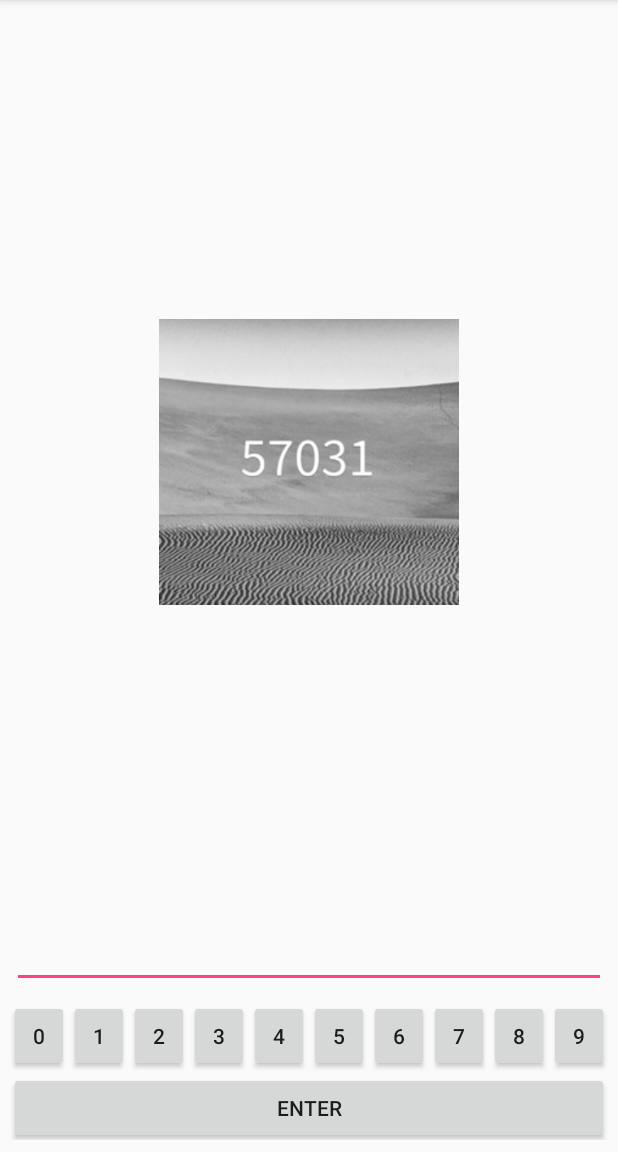
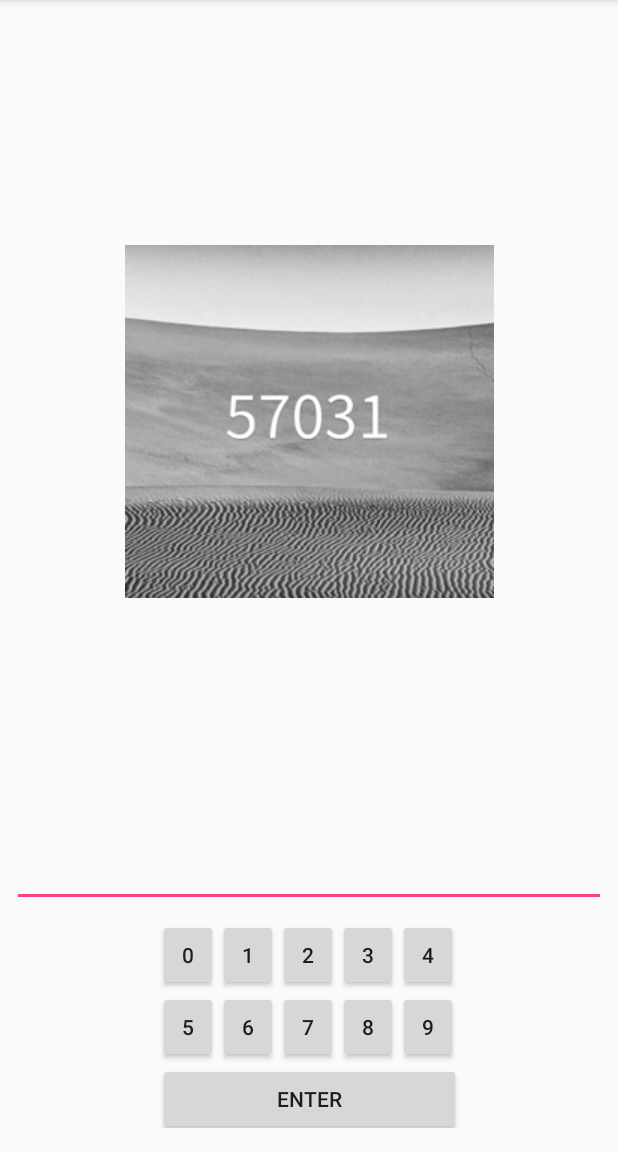
Before and after one commit to WassabiVl/Input-in-Anti-Shake-Environment, an Android app: the screen it shows after launch (MainActivity), on a phone screen of 412 x 824 dp, the part 84-1236 px from its top. Run offline under Robolectric (Android 15) with nearby library versions, the phone set to English and light mode, and no system bars; 1 statement that could not run was skipped.

Commit message:
new keyboard

```diff
--- a/app/src/main/java/com/example/wassabivl/antishaketest/MainActivity.java
+++ b/app/src/main/java/com/example/wassabivl/antishaketest/MainActivity.java
@@ -5,12 +5,12 @@ import android.hardware.Sensor;
 import android.hardware.SensorEvent;
 import android.hardware.SensorEventListener;
 import android.hardware.SensorManager;
-import android.support.constraint.ConstraintLayout;
 import android.support.v7.app.AppCompatActivity;
 import android.os.Bundle;
 import android.util.Log;
 import android.view.View;
 import android.view.ViewGroup;
+import android.widget.EditText;
 import android.widget.GridLayout;
 import android.widget.ImageView;
 import android.widget.TextView;
@@ -30,6 +30,8 @@ public class MainActivity extends AppCompatActivity implements SensorEventListen
         setContentView(R.layout.activity_main);
         //to modify the grid Layout programmatically
         sensorManager = (SensorManager) getSystemService(SENSOR_SERVICE);
+        Sensor accelerometer = sensorManager.getSensorList(Sensor.TYPE_ACCELEROMETER).get(0);
+        sensorManager.registerListener(this, accelerometer, SensorManager.SENSOR_DELAY_GAME);
         GridLayout gridLayout = (GridLayout) findViewById(R.id.gridLayout);
         gridLayout.setUseDefaultMargins(false);
         gridLayout.setAlignmentMode(GridLayout.ALIGN_BOUNDS);
@@ -51,12 +53,14 @@ public class MainActivity extends AppCompatActivity implements SensorEventListen
         imageArray[12] = R.drawable.image13;
         imageArray[13] = R.drawable.image14;
         imageArray[14] = R.drawable.image15;
+        //disable entery into edittext
+        EditText editText = (EditText) findViewById(R.id.editText);
+        editText.setKeyListener(null);
     }
 
     @Override
     public void onSensorChanged(SensorEvent event) {
-        Sensor sensor = event.sensor;
-        final float x = (int) Math.pow(event.values[0], 2);
+        final float x = (int) Math.pow(event.values[0], 2)*10;
         final float y = (int) Math.pow(event.values[1], 2);
         float z = event.values[2];
 
@@ -73,14 +77,13 @@ public class MainActivity extends AppCompatActivity implements SensorEventListen
                     runOnUiThread(new Runnable() {
                         @Override
                         public void run() {
-                            int l = (92-Math.round(x));
-                            int u = (50-Math.round(y));
-                            int r = (92+Math.round(x));
-                            int d = (50+Math.round(y));
+                            int l = (-Math.round(x));
+                            int u = (92-Math.round(y));
+                            int r = (Math.round(x));
+                            int d = (92+Math.round(y));
                             ImageView imageView = (ImageView) findViewById(R.id.imageView);
                            // imageView.setPadding(l,u,r,d);
-                            ViewGroup.MarginLayoutParams marginParams = new ViewGroup.MarginLayoutParams(imageView.getLayoutParams());
-                            marginParams.setMargins(l, u, r, d);
+                           // marginParams.setMargins(l, u, r, d);
                             ViewGroup.MarginLayoutParams lFooter = (ViewGroup.MarginLayoutParams) imageView.getLayoutParams();
                             lFooter.bottomMargin = d;
                             lFooter.leftMargin = l;
@@ -126,12 +129,6 @@ public class MainActivity extends AppCompatActivity implements SensorEventListen
             outputStream = openFileOutput("antishake.txt", Context.MODE_PRIVATE);
             outputStream.write(Integer.parseInt(textView.getText().toString()));
             outputStream.close();
-//                File root = new File("");
-//                File gpxfile = new File(root, "antishake.txt");
-//                FileWriter writer = new FileWriter(gpxfile);
-//                writer.append(textView.getText().toString());
-//                writer.flush();
-//                writer.close();
         }
         catch (Exception e) {
             e.printStackTrace();
@@ -143,7 +140,7 @@ public class MainActivity extends AppCompatActivity implements SensorEventListen
         super.onResume();
         // Register this class as a listener for the accelerometer sensor
         sensorManager.registerListener(this, sensorManager.getDefaultSensor(Sensor.TYPE_ACCELEROMETER),
-                SensorManager.SENSOR_DELAY_NORMAL);
+                SensorManager.SENSOR_DELAY_GAME);
 
     }
     @Override
--- a/app/src/main/res/layout/activity_main.xml
+++ b/app/src/main/res/layout/activity_main.xml
@@ -11,26 +11,22 @@
 
     <ImageView
         android:id="@+id/imageView"
-        android:layout_width="200dp"
-        android:layout_height="200dp"
-        android:layout_marginBottom="79dp"
-        android:layout_marginTop="80dp"
-        app:layout_constraintBottom_toTopOf="@+id/editText"
+        android:layout_width="wrap_content"
+        android:layout_height="wrap_content"
+        app:srcCompat="@drawable/image1"
         app:layout_constraintLeft_toLeftOf="parent"
         app:layout_constraintRight_toRightOf="parent"
+        android:layout_marginBottom="8dp"
+        app:layout_constraintBottom_toTopOf="@+id/editText"
         app:layout_constraintTop_toTopOf="parent"
-        app:srcCompat="@drawable/image1"
-        tools:layout_constraintTop_creator="1"
-        tools:layout_constraintRight_creator="1"
-        tools:layout_constraintBottom_creator="1"
-        tools:layout_constraintLeft_creator="1" />
+        android:layout_marginTop="8dp" />
 
     <EditText
         android:id="@+id/editText"
         android:layout_width="0dp"
         android:layout_height="43dp"
         android:ems="10"
-        android:inputType="textMultiLine"
+        android:inputType="none"
         android:layout_marginBottom="8dp"
         app:layout_constraintBottom_toTopOf="@+id/gridLayout"
         android:layout_marginRight="8dp"
@@ -45,13 +41,15 @@
     <GridLayout
 
         android:id="@+id/gridLayout"
-        android:layout_width="0dp"
-        android:layout_height="93dp"
+        android:layout_width="202dp"
+        android:layout_height="139dp"
         android:layout_gravity="bottom"
-        android:layout_marginBottom="8dp"
+        android:layout_marginBottom="16dp"
+        android:layout_marginEnd="6dp"
         android:layout_marginLeft="6dp"
         android:layout_marginRight="6dp"
-        android:columnCount="10"
+        android:layout_marginStart="6dp"
+        android:columnCount="5"
         android:padding="0dp"
         android:paddingBottom="0dp"
         android:paddingEnd="0dp"
@@ -60,13 +58,10 @@
         android:paddingStart="0dp"
         android:paddingTop="0dp"
         app:layout_constraintBottom_toBottomOf="parent"
-        app:layout_constraintHorizontal_bias="0.0"
         app:layout_constraintLeft_toLeftOf="parent"
         app:layout_constraintRight_toRightOf="parent"
-        tools:layout_constraintRight_creator="1"
-        android:layout_marginStart="6dp"
-        android:layout_marginEnd="6dp"
-        tools:layout_constraintLeft_creator="1">
+        tools:layout_constraintLeft_creator="1"
+        tools:layout_constraintRight_creator="1">
 
         <Button
             android:id="@+id/btn0"
@@ -174,7 +169,7 @@
         <Button
             android:id="@+id/btnE"
             android:layout_height="wrap_content"
-            android:layout_columnSpan="10"
+            android:layout_columnSpan="5"
             android:layout_gravity="fill"
             android:onClick="buttonE"
             android:text="@string/enter" />
```
